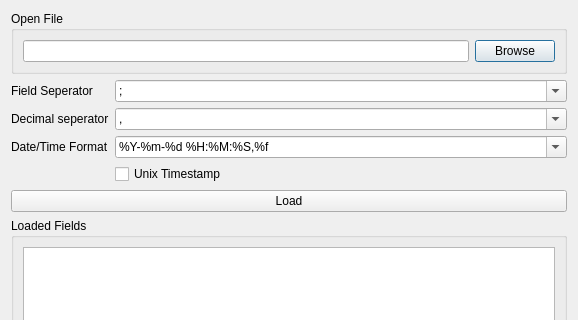
This is dyngraph/designer/newplot.ui in jaj42/GraPhysio as Qt 5 draws it before an edit; both pictures show x 0 to 578 and y 0 to 320 of the 578 by 763 pixel window. The edited form follows.
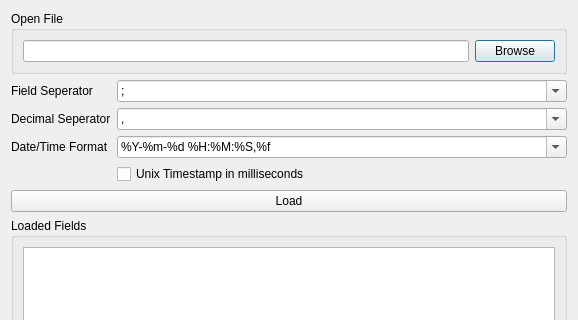
This is the edited form.

What changed in the file:
```diff
--- a/dyngraph/designer/newplot.ui
+++ b/dyngraph/designer/newplot.ui
@@ -71,7 +71,7 @@
      <item row="1" column="0">
       <widget class="QLabel" name="label">
        <property name="text">
-        <string>Decimal seperator</string>
+        <string>Decimal Seperator</string>
        </property>
       </widget>
      </item>
@@ -119,7 +119,7 @@
      <item row="3" column="1">
       <widget class="QCheckBox" name="chkUnixTime">
        <property name="text">
-        <string>Unix Timestamp</string>
+        <string>Unix Timestamp in milliseconds</string>
        </property>
       </widget>
      </item>
```
